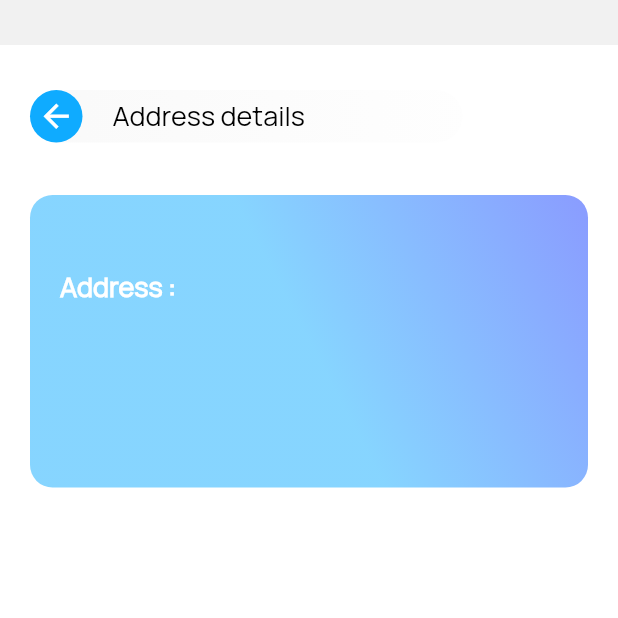
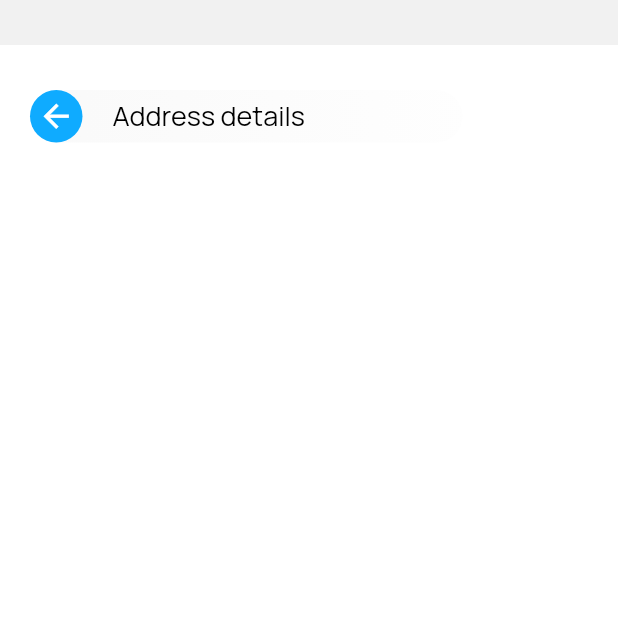
Before and after one commit to manoharantechie/coolwell_app, a Flutter app: the Address_Details_Screen screen opened directly, on a phone screen of 412 x 824 dp, the top half of it. Run offline on Flutter 3.47's test engine with Material 2 defaults, Android fonts, the phone set to English and light mode, and no system bars; our stand-ins replace awesome_snackbar_content, flutter_map, flutter_svg, geocoding, geolocator, image_picker and 4 more; missing offline and left inert: country_calling_code_picker, flutter_sim_country_code; accounts and stored records are empty; network calls fail; project files that could hold a hidden picture were left out.

Commit message:
update_29-05-2023_3

```diff
--- a/lib/screens/user/side menu/address.dart
+++ b/lib/screens/user/side menu/address.dart
@@ -110,167 +110,167 @@ class _Address_Details_ScreenState extends State<Address_Details_Screen> {
                 const SizedBox(
                   height: 5.0,
                 ),
-               Padding(
-                  padding: EdgeInsets.only(left: 20.0, right: 20.0, top: 30.0),
-                  child: Container(
-                    padding: EdgeInsets.fromLTRB(20.0, 10.0, 20.0, 10.0),
-                    width: MediaQuery.of(context).size.width,
-                    decoration: BoxDecoration(
-                      borderRadius: BorderRadius.circular(15.0),
-                      gradient: new LinearGradient(
-                          colors: [
-                            CustomTheme.of(context)
-                                .cardColor
-                                .withOpacity(0.5),
-                            CustomTheme.of(context)
-                                .shadowColor
-                                .withOpacity(0.5)
-                          ],
-                          begin: Alignment.center,
-                          end: Alignment.topRight,
-                          stops: [0.0, 1.0],
-                          tileMode: TileMode.clamp),
-                    ),
-                    child: Column(
-                      crossAxisAlignment:
-                      CrossAxisAlignment
-                          .start,
-                      children: [
-                        const SizedBox(
-                          height: 15.0,
-                        ),
-                        Text(
-                          userName.toString(),
-                          style: CustomWidget(context: context).CustomSizedTextStyle(
-                              14.0,
-                              Theme.of(
-                                  context)
-                                  .focusColor,
-                              FontWeight
-                                  .w600,
-                              'FontRegular'),
-                          textAlign:
-                          TextAlign
-                              .start,
-                          overflow:
-                          TextOverflow
-                              .ellipsis,
-                        ),
-                        const SizedBox(
-                          height: 5.0,
-                        ),
-                        Text(
-                          AppLocalizations.instance
-                              .text("loc_address")+" :",
-                          style: CustomWidget(context: context).CustomSizedTextStyle(
-                              18.0,
-                              Theme.of(
-                                  context)
-                                  .focusColor,
-                              FontWeight
-                                  .w600,
-                              'FontRegular'),
-                          textAlign:
-                          TextAlign
-                              .start,
-                          overflow:
-                          TextOverflow
-                              .ellipsis,
-                        ),
-                        const SizedBox(
-                          height: 5.0,
-                        ),
-                        Column(
-                          crossAxisAlignment: CrossAxisAlignment.start,
-                          children: [
-                            Container(
-                              child: Text(
-                                address.toString(),
-                                style: CustomWidget(context: context).CustomSizedTextStyle(
-                                    14.0,
-                                    Theme.of(
-                                        context)
-                                        .focusColor,
-                                    FontWeight
-                                        .w600,
-                                    'FontRegular'),
-                                textAlign:
-                                TextAlign
-                                    .start,
-                                overflow:
-                                TextOverflow
-                                    .ellipsis,
-                              ),
-                            ),
-                            const SizedBox(
-                              height: 5.0,
-                            ),
-                            Text(
-                              city.toString(),
-                              style: CustomWidget(context: context).CustomSizedTextStyle(
-                                  14.0,
-                                  Theme.of(
-                                      context)
-                                      .focusColor,
-                                  FontWeight
-                                      .w600,
-                                  'FontRegular'),
-                              textAlign:
-                              TextAlign
-                                  .start,
-                              overflow:
-                              TextOverflow
-                                  .ellipsis,
-                            ),
-                            const SizedBox(
-                              height: 5.0,
-                            ),
-                            Text(
-                              zip.toString(),
-                              style: CustomWidget(context: context).CustomSizedTextStyle(
-                                  14.0,
-                                  Theme.of(
-                                      context)
-                                      .focusColor,
-                                  FontWeight
-                                      .w600,
-                                  'FontRegular'),
-                              textAlign:
-                              TextAlign
-                                  .start,
-                              overflow:
-                              TextOverflow
-                                  .ellipsis,
-                            ),
-                            const SizedBox(
-                              height: 5.0,
-                            ),
-                            Text(
-                              mobileNo.toString(),
-                              style: CustomWidget(context: context).CustomSizedTextStyle(
-                                  14.0,
-                                  Theme.of(
-                                      context)
-                                      .focusColor,
-                                  FontWeight
-                                      .w600,
-                                  'FontRegular'),
-                              textAlign:
-                              TextAlign
-                                  .start,
-                              overflow:
-                              TextOverflow
-                                  .ellipsis,
-                            ),
-                          ],
-                        ),
-                        const SizedBox(
-                          height: 15.0,
-                        ),
-                      ],
-                    ),
-                  ),
-                ),
+               // Padding(
+               //    padding: EdgeInsets.only(left: 20.0, right: 20.0, top: 30.0),
+               //    child: Container(
+               //      padding: EdgeInsets.fromLTRB(20.0, 10.0, 20.0, 10.0),
+               //      width: MediaQuery.of(context).size.width,
+               //      decoration: BoxDecoration(
+               //        borderRadius: BorderRadius.circular(15.0),
+               //        gradient: new LinearGradient(
+               //            colors: [
+               //              CustomTheme.of(context)
+               //                  .cardColor
+               //                  .withOpacity(0.5),
+               //              CustomTheme.of(context)
+               //                  .shadowColor
+               //                  .withOpacity(0.5)
+               //            ],
+               //            begin: Alignment.center,
+               //            end: Alignment.topRight,
+               //            stops: [0.0, 1.0],
+               //            tileMode: TileMode.clamp),
+               //      ),
+               //      child: Column(
+               //        crossAxisAlignment:
+               //        CrossAxisAlignment
+               //            .start,
+               //        children: [
+               //          const SizedBox(
+               //            height: 15.0,
+               //          ),
+               //          Text(
+               //            userName.toString(),
+               //            style: CustomWidget(context: context).CustomSizedTextStyle(
+               //                14.0,
+               //                Theme.of(
+               //                    context)
+               //                    .focusColor,
+               //                FontWeight
+               //                    .w600,
+               //                'FontRegular'),
+               //            textAlign:
+               //            TextAlign
+               //                .start,
+               //            overflow:
+               //            TextOverflow
+               //                .ellipsis,
+               //          ),
+               //          const SizedBox(
+               //            height: 5.0,
+               //          ),
+               //          Text(
+               //            AppLocalizations.instance
+               //                .text("loc_address")+" :",
+               //            style: CustomWidget(context: context).CustomSizedTextStyle(
+               //                18.0,
+               //                Theme.of(
+               //                    context)
+               //                    .focusColor,
+               //                FontWeight
+               //                    .w600,
+               //                'FontRegular'),
+               //            textAlign:
+               //            TextAlign
+               //                .start,
+               //            overflow:
+               //            TextOverflow
+               //                .ellipsis,
+               //          ),
+               //          const SizedBox(
+               //            height: 5.0,
+               //          ),
+               //          Column(
+               //            crossAxisAlignment: CrossAxisAlignment.start,
+               //            children: [
+               //              Container(
+               //                child: Text(
+               //                  address.toString(),
+               //                  style: CustomWidget(context: context).CustomSizedTextStyle(
+               //                      14.0,
+               //                      Theme.of(
+               //                          context)
+               //                          .focusColor,
+               //                      FontWeight
+               //                          .w600,
+               //                      'FontRegular'),
+               //                  textAlign:
+               //                  TextAlign
+               //                      .start,
+               //                  overflow:
+               //                  TextOverflow
+               //                      .ellipsis,
+               //                ),
+               //              ),
+               //              const SizedBox(
+               //                height: 5.0,
+               //              ),
+               //              Text(
+               //                city.toString(),
+               //                style: CustomWidget(context: context).CustomSizedTextStyle(
+               //                    14.0,
+               //                    Theme.of(
+               //                        context)
+               //                        .focusColor,
+               //                    FontWeight
+               //                        .w600,
+               //                    'FontRegular'),
+               //                textAlign:
+               //                TextAlign
+               //                    .start,
+               //                overflow:
+               //                TextOverflow
+               //                    .ellipsis,
+               //              ),
+               //              const SizedBox(
+               //                height: 5.0,
+               //              ),
+               //              Text(
+               //                zip.toString(),
+               //                style: CustomWidget(context: context).CustomSizedTextStyle(
+               //                    14.0,
+               //                    Theme.of(
+               //                        context)
+               //                        .focusColor,
+               //                    FontWeight
+               //                        .w600,
+               //                    'FontRegular'),
+               //                textAlign:
+               //                TextAlign
+               //                    .start,
+               //                overflow:
+               //                TextOverflow
+               //                    .ellipsis,
+               //              ),
+               //              const SizedBox(
+               //                height: 5.0,
+               //              ),
+               //              Text(
+               //                mobileNo.toString(),
+               //                style: CustomWidget(context: context).CustomSizedTextStyle(
+               //                    14.0,
+               //                    Theme.of(
+               //                        context)
+               //                        .focusColor,
+               //                    FontWeight
+               //                        .w600,
+               //                    'FontRegular'),
+               //                textAlign:
+               //                TextAlign
+               //                    .start,
+               //                overflow:
+               //                TextOverflow
+               //                    .ellipsis,
+               //              ),
+               //            ],
+               //          ),
+               //          const SizedBox(
+               //            height: 15.0,
+               //          ),
+               //        ],
+               //      ),
+               //    ),
+               //  ),
 
               ],
             ),
@@ -281,9 +281,10 @@ class _Address_Details_ScreenState extends State<Address_Details_Screen> {
             Padding(padding: EdgeInsets.fromLTRB(20.0, 10.0, 20.0, 10.0),
             child: Container(
               margin: EdgeInsets.only(
-                  top: MediaQuery.of(context).size.height * 0.37),
+                  top: MediaQuery.of(context).size.height * 0.1),
               child: otherAddressList.length >0 ? ListView.builder(
                 padding: EdgeInsets.zero,
+                reverse: true,
                 itemCount: otherAddressList.length,
                 scrollDirection: Axis.vertical,
                 shrinkWrap: true,
@@ -340,7 +341,7 @@ class _Address_Details_ScreenState extends State<Address_Details_Screen> {
                                  TextOverflow
                                      .ellipsis,
                                ),
-                               Container(
+                               otherAddressList.length-1==index ? Container() :Container(
                                  padding: EdgeInsets.all(5.0),
                                  decoration: BoxDecoration(
                                    borderRadius: BorderRadius.circular(5.0),
@@ -481,6 +482,8 @@ class _Address_Details_ScreenState extends State<Address_Details_Screen> {
             zip=details!.addressHome!.zip.toString();
             mobileNo=details!.phone.toString();
             otherAddressList = details!.addressOther!;
+            otherAddressList.add(loginData.result!.addressHome!);
+            print(otherAddressList.length);
 
           });
           // CustomWidget(context: context).
```
